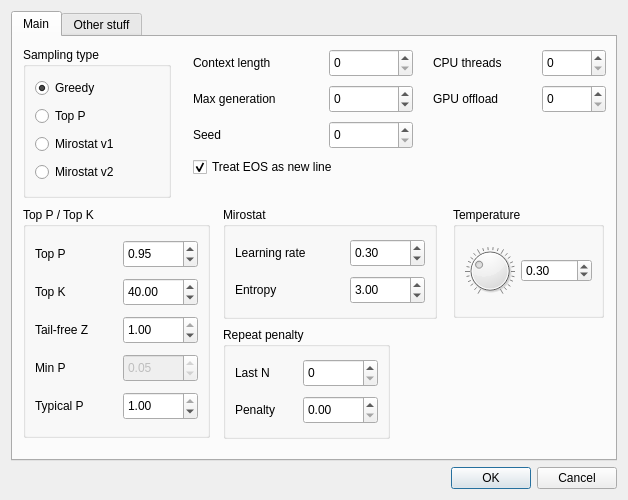
First picture: the form in anna_graphica/settingsdialog.ui, repository matrixsmaster/ANNA, before the edit.
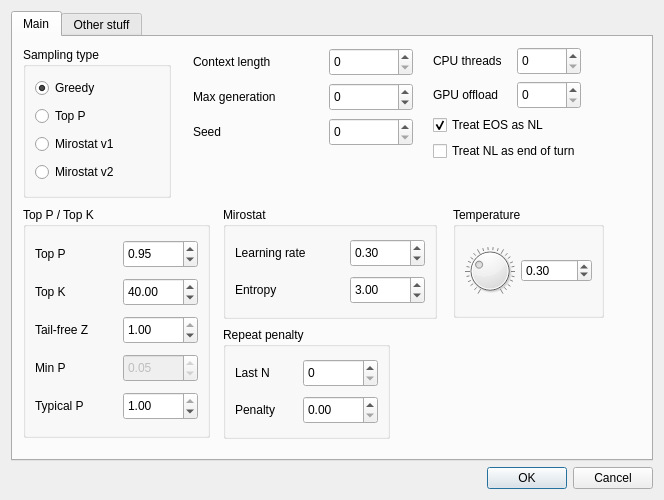
Second picture: the form after the edit.

Commit message: GUI: Implemented attachments manipulation

Patch:
```diff
--- a/anna_graphica/settingsdialog.ui
+++ b/anna_graphica/settingsdialog.ui
@@ -6,19 +6,19 @@
    <rect>
     <x>0</x>
     <y>0</y>
-    <width>628</width>
+    <width>664</width>
     <height>500</height>
    </rect>
   </property>
   <property name="minimumSize">
    <size>
-    <width>628</width>
+    <width>664</width>
     <height>500</height>
    </size>
   </property>
   <property name="maximumSize">
    <size>
-    <width>628</width>
+    <width>664</width>
     <height>500</height>
    </size>
   </property>
@@ -560,13 +560,13 @@
         </item>
        </layout>
       </widget>
-      <widget class="QWidget" name="">
+      <widget class="QWidget" name="layoutWidget">
        <property name="geometry">
         <rect>
          <x>180</x>
          <y>10</y>
          <width>220</width>
-         <height>135</height>
+         <height>101</height>
         </rect>
        </property>
        <layout class="QVBoxLayout" name="verticalLayout_3">
@@ -672,28 +672,21 @@
           </item>
          </layout>
         </item>
-        <item>
-         <widget class="QCheckBox" name="eosToNL">
-          <property name="text">
-           <string>Treat EOS as new line</string>
-          </property>
-          <property name="checked">
-           <bool>true</bool>
-          </property>
-         </widget>
-        </item>
        </layout>
       </widget>
-      <widget class="QWidget" name="">
+      <widget class="QWidget" name="layoutWidget">
        <property name="geometry">
         <rect>
          <x>420</x>
          <y>10</y>
-         <width>173</width>
-         <height>68</height>
+         <width>210</width>
+         <height>130</height>
         </rect>
        </property>
        <layout class="QVBoxLayout" name="verticalLayout_4">
+        <property name="sizeConstraint">
+         <enum>QLayout::SetFixedSize</enum>
+        </property>
         <item>
          <layout class="QHBoxLayout" name="horizontalLayout_17">
           <item>
@@ -766,6 +759,23 @@
           </item>
          </layout>
         </item>
+        <item>
+         <widget class="QCheckBox" name="eosToNL">
+          <property name="text">
+           <string>Treat EOS as NL</string>
+          </property>
+          <property name="checked">
+           <bool>true</bool>
+          </property>
+         </widget>
+        </item>
+        <item>
+         <widget class="QCheckBox" name="NLtoTurn">
+          <property name="text">
+           <string>Treat NL as end of turn</string>
+          </property>
+         </widget>
+        </item>
        </layout>
       </widget>
      </widget>
```
The commit also changes 6 other files.
